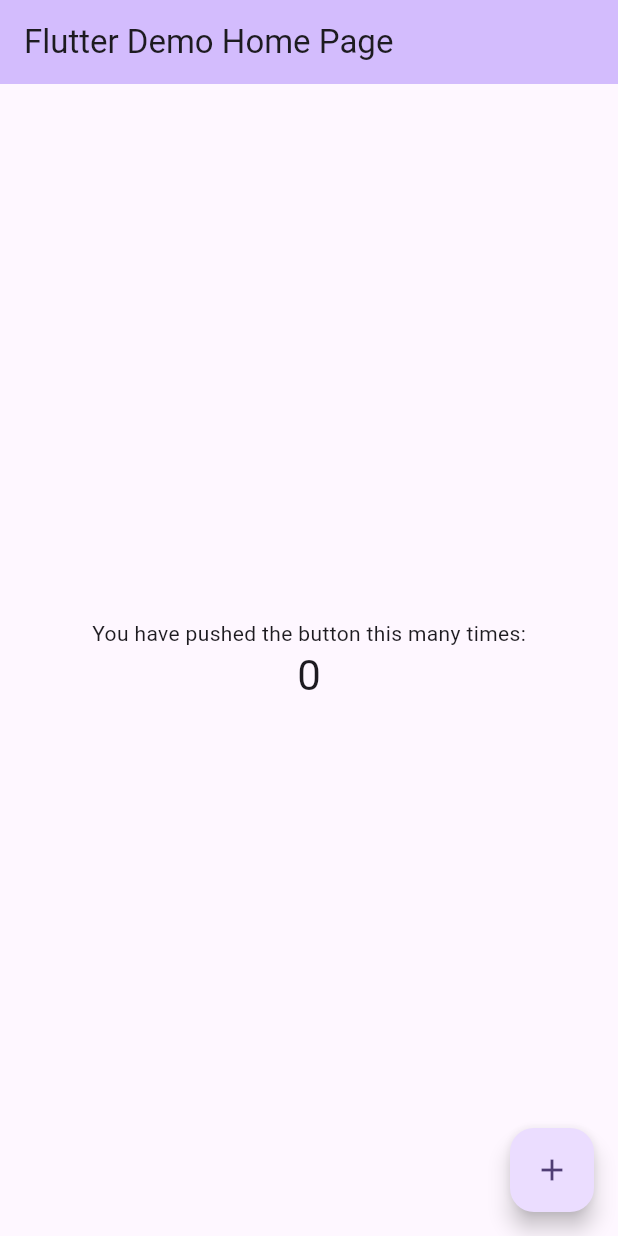
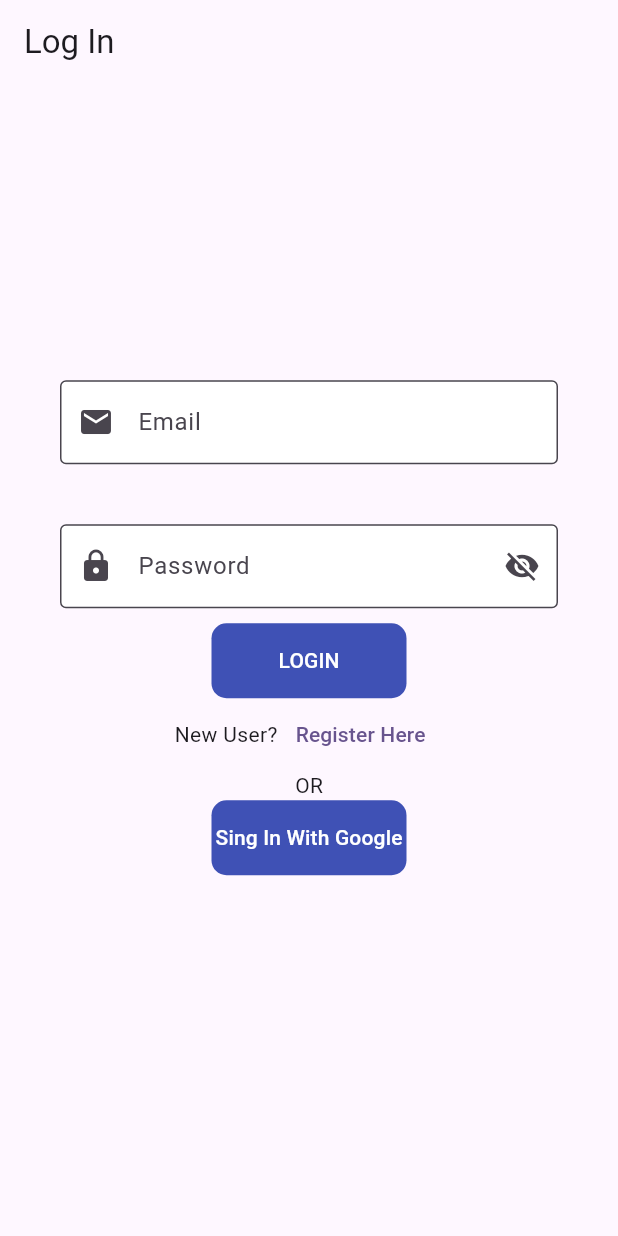
Before and after one commit to faisal-fardin/Eommerce_UserApp-Firebase, a Flutter app: the screen it shows after launch, on a phone screen of 412 x 824 dp. Run offline on Flutter 3.47's test engine with Material 2 defaults, Android fonts, the phone set to English and light mode, and no system bars; our stand-ins replace cloud_firestore, firebase_auth, firebase_core, firebase_storage, flutter_easyloading, freezed_annotation; accounts and stored records are empty.

Commit message:
address , auth , category, db and helper file has been added

```diff
--- /dev/null
+++ b/lib/auth/auth_service.dart
@@ -0,0 +1,29 @@
+
+import 'package:firebase_auth/firebase_auth.dart';
+
+class AuthService{
+
+  static final FirebaseAuth _auth = FirebaseAuth.instance;
+
+  static User? get currentUser => _auth.currentUser;
+
+  static Future<User> loginUser(String email , String password ) async {
+    final credential = await _auth.signInWithEmailAndPassword(email: email, password: password);
+    return credential.user!;
+  }
+
+
+  static Future<User> registerUser(String email , String password ) async {
+    final credential = await _auth.createUserWithEmailAndPassword(email: email, password: password);
+    return credential.user!;
+
+  }
+
+
+
+  static Future<void> logout() {
+   return _auth.signOut();
+  }
+
+
+}
--- /dev/null
+++ b/lib/db/db_helper.dart
@@ -0,0 +1,26 @@
+
+import 'package:cloud_firestore/cloud_firestore.dart';
+import 'package:ecom_user_app/models/app_user.dart';
+
+class DBbHelper{
+
+  static final FirebaseFirestore _db = FirebaseFirestore.instance;
+  static const String collectionCategory = 'category';
+  static const String collectionProduct = 'Product';
+  static const String collectionUsers = 'Users';
+
+  static Future<void> addUser(AppUser user){
+    return _db.collection(collectionUsers)
+        .doc(user.id)
+        .set(user.toJson());
+  }
+
+  static Stream<QuerySnapshot<Map<String, dynamic>>> getAllCategory() =>
+      _db.collection(collectionCategory)
+      .orderBy('name')
+      .snapshots();
+
+  static Stream<QuerySnapshot<Map<String, dynamic>>> getAllProduct() =>
+      _db.collection(collectionProduct).where('available', isEqualTo: true) .snapshots();
+
+}
--- a/lib/main.dart
+++ b/lib/main.dart
@@ -1,129 +1,41 @@
+import 'package:ecom_user_app/pages/launcher_screen.dart';
+import 'package:ecom_user_app/pages/logIn_screen.dart';
+import 'package:ecom_user_app/pages/product_list_page.dart';
+import 'package:ecom_user_app/providers/user_prodiver.dart';
 import 'package:flutter/material.dart';
 import 'package:firebase_core/firebase_core.dart';
-import 'firebase_options.dart';
+import 'package:flutter_easyloading/flutter_easyloading.dart';
+import 'package:provider/provider.dart';
 
 Future<void> main() async {
   WidgetsFlutterBinding.ensureInitialized();
   await Firebase.initializeApp();
-  runApp(const MyApp());
+  runApp(MultiProvider(
+      providers: [
+        ChangeNotifierProvider(create: (_) => UserProvider()),
+      ],
+      child: const MyApp()));
 }
 
 class MyApp extends StatelessWidget {
   const MyApp({super.key});
 
-  // This widget is the root of your application.
   @override
   Widget build(BuildContext context) {
     return MaterialApp(
       title: 'Flutter Demo',
       theme: ThemeData(
-        // This is the theme of your application.
-        //
-        // TRY THIS: Try running your application with "flutter run". You'll see
-        // the application has a blue toolbar. Then, without quitting the app,
-        // try changing the seedColor in the colorScheme below to Colors.green
-        // and then invoke "hot reload" (save your changes or press the "hot
-        // reload" button in a Flutter-supported IDE, or press "r" if you used
-        // the command line to start the app).
-        //
-        // Notice that the counter didn't reset back to zero; the application
-        // state is not lost during the reload. To reset the state, use hot
-        // restart instead.
-        //
-        // This works for code too, not just values: Most code changes can be
-        // tested with just a hot reload.
         colorScheme: ColorScheme.fromSeed(seedColor: Colors.deepPurple),
         useMaterial3: true,
       ),
-      home: const MyHomePage(title: 'Flutter Demo Home Page'),
+      builder: EasyLoading.init(),
+      initialRoute: LauncherScreen.routeName,
+      routes: {
+        LauncherScreen.routeName : (_) => const LauncherScreen(),
+        LogInScreen.routeName : (_) => const LogInScreen(),
+        ProductListPage.routeName : (_) => const ProductListPage(),
+
+      },
     );
   }
 }
-
-class MyHomePage extends StatefulWidget {
-  const MyHomePage({super.key, required this.title});
-
-  // This widget is the home page of your application. It is stateful, meaning
-  // that it has a State object (defined below) that contains fields that affect
-  // how it looks.
-
-  // This class is the configuration for the state. It holds the values (in this
-  // case the title) provided by the parent (in this case the App widget) and
-  // used by the build method of the State. Fields in a Widget subclass are
-  // always marked "final".
-
-  final String title;
-
-  @override
-  State<MyHomePage> createState() => _MyHomePageState();
-}
-
-class _MyHomePageState extends State<MyHomePage> {
-  int _counter = 0;
-
-  void _incrementCounter() {
-    setState(() {
-      // This call to setState tells the Flutter framework that something has
-      // changed in this State, which causes it to rerun the build method below
-      // so that the display can reflect the updated values. If we changed
-      // _counter without calling setState(), then the build method would not be
-      // called again, and so nothing would appear to happen.
-      _counter++;
-    });
-  }
-
-  @override
-  Widget build(BuildContext context) {
-    // This method is rerun every time setState is called, for instance as done
-    // by the _incrementCounter method above.
-    //
-    // The Flutter framework has been optimized to make rerunning build methods
-    // fast, so that you can just rebuild anything that needs updating rather
-    // than having to individually change instances of widgets.
-    return Scaffold(
-      appBar: AppBar(
-        // TRY THIS: Try changing the color here to a specific color (to
-        // Colors.amber, perhaps?) and trigger a hot reload to see the AppBar
-        // change color while the other colors stay the same.
-        backgroundColor: Theme.of(context).colorScheme.inversePrimary,
-        // Here we take the value from the MyHomePage object that was created by
-        // the App.build method, and use it to set our appbar title.
-        title: Text(widget.title),
-      ),
-      body: Center(
-        // Center is a layout widget. It takes a single child and positions it
-        // in the middle of the parent.
-        child: Column(
-          // Column is also a layout widget. It takes a list of children and
-          // arranges them vertically. By default, it sizes itself to fit its
-          // children horizontally, and tries to be as tall as its parent.
-          //
-          // Column has various properties to control how it sizes itself and
-          // how it positions its children. Here we use mainAxisAlignment to
-          // center the children vertically; the main axis here is the vertical
-          // axis because Columns are vertical (the cross axis would be
-          // horizontal).
-          //
-          // TRY THIS: Invoke "debug painting" (choose the "Toggle Debug Paint"
-          // action in the IDE, or press "p" in the console), to see the
-          // wireframe for each widget.
-          mainAxisAlignment: MainAxisAlignment.center,
-          children: <Widget>[
-            const Text(
-              'You have pushed the button this many times:',
-            ),
-            Text(
-              '$_counter',
-              style: Theme.of(context).textTheme.headlineMedium,
-            ),
-          ],
-        ),
-      ),
-      floatingActionButton: FloatingActionButton(
-        onPressed: _incrementCounter,
-        tooltip: 'Increment',
-        child: const Icon(Icons.add),
-      ), // This trailing comma makes auto-formatting nicer for build methods.
-    );
-  }
-}
--- /dev/null
+++ b/lib/models/app_user.dart
@@ -0,0 +1,27 @@
+
+import 'package:cloud_firestore/cloud_firestore.dart';
+import 'package:freezed_annotation/freezed_annotation.dart';
+import '../utlis/timestamp_converter.dart';
+import 'address_model.dart';
+part 'app_user.freezed.dart';
+part 'app_user.g.dart';
+
+
+@unfreezed
+class AppUser with _$AppUser {
+  @JsonSerializable(explicitToJson: true)
+  factory AppUser({
+    required String id,
+    required String email,
+    @TimeStampConverter() required Timestamp userCreationTime,
+    AddressModel? userAddress,
+    String? displayName,
+    String? phoneNumber,
+    String? photoUrl,
+
+ }) = _AppUser;
+
+  factory AppUser.fromJson(Map<String,dynamic> json) =>
+      _$AppUserFromJson(json);
+
+}
--- /dev/null
+++ b/lib/pages/logIn_screen.dart
@@ -0,0 +1,175 @@
+import 'package:ecom_user_app/auth/auth_service.dart';
+import 'package:ecom_user_app/pages/launcher_screen.dart';
+import 'package:ecom_user_app/providers/user_prodiver.dart';
+import 'package:firebase_auth/firebase_auth.dart';
+import 'package:flutter/material.dart';
+import 'package:flutter_easyloading/flutter_easyloading.dart';
+import 'package:provider/provider.dart';
+import '../style/style_file.dart';
+
+class LogInScreen extends StatefulWidget {
+  static String routeName = '/login';
+
+  const LogInScreen({super.key});
+
+  @override
+  State<LogInScreen> createState() => _LogInScreenState();
+}
+
+class _LogInScreenState extends State<LogInScreen> {
+  final _emailController = TextEditingController();
+  final _passController = TextEditingController();
+  final _formKey = GlobalKey<FormState>();
+  bool isVisible = true;
+  String errMSg = '';
+
+  @override
+  Widget build(BuildContext context) {
+    return Scaffold(
+      appBar: AppBar(
+        title: const Text('Log In'),
+      ),
+      body: Form(
+        key: _formKey,
+        child: Center(
+          child: Column(
+            mainAxisSize: MainAxisSize.min,
+            children: [
+              Padding(
+                padding:
+                    const EdgeInsets.symmetric(horizontal: 40.0, vertical: 10),
+                child: TextFormField(
+                  controller: _emailController,
+                  keyboardType: TextInputType.emailAddress,
+                  decoration: appInputStyle(
+                    'Email ',
+                    const Icon(Icons.email),
+                  ),
+                  validator: (value) {
+                    if (value == null || value.isEmpty) {
+                      return 'This field must not be empty';
+                    }
+                    return null;
+                  },
+                ),
+              ),
+              const SizedBox(
+                height: 20,
+              ),
+              Padding(
+                padding:
+                    const EdgeInsets.symmetric(horizontal: 40.0, vertical: 10),
+                child: TextFormField(
+                  obscureText: isVisible,
+                  controller: _passController,
+                  keyboardType: TextInputType.emailAddress,
+                  decoration: InputDecoration(
+                    fillColor: Colors.white,
+                    filled: true,
+                    border: const OutlineInputBorder(),
+                    focusedBorder: const OutlineInputBorder(
+                      borderSide: BorderSide(color: Colors.black),
+                    ),
+                    labelText: 'Password',
+                    prefixIcon: const Icon(Icons.lock),
+                    suffixIcon: IconButton(
+                      onPressed: () {
+                        setState(() {
+                          isVisible = !isVisible;
+                        });
+                      },
+                      icon: Icon(
+                          isVisible ? Icons.visibility_off : Icons.visibility),
+                    ),
+                  ),
+                  validator: (value) {
+                    if (value == null || value.isEmpty) {
+                      return 'This field must not be empty';
+                    }
+                    return null;
+                  },
+                ),
+              ),
+              SizedBox(
+                width: 130,
+                height: 50,
+                child: ElevatedButton(
+                  style: buttonStyle(),
+                  onPressed: (){
+                    _authenticate(true);
+                  },
+                  child: const Text(
+                    'LOGIN',
+                    style: TextStyle(color: Colors.white),
+                  ),
+                ),
+              ),
+               Row(
+                 mainAxisAlignment: MainAxisAlignment.center,
+                children: [
+                  const Text('New User?'),
+                  TextButton(
+                    onPressed: (){},
+                    child: const Text('Register Here'),
+                  ),
+                ],
+              ),
+              const Center(
+                child: Text('OR'),
+              ),
+              SizedBox(
+                width: 130,
+                height: 50,
+                child: ElevatedButton(
+                  style: buttonStyle(),
+                  onPressed: (){
+                    _authenticate(false);
+                  },
+                  child: const Text(
+                    'Sing In With Google',
+                    style: TextStyle(color: Colors.white),
+                  ),
+                ),
+              ),
+              Padding(
+                padding: const EdgeInsets.all(16.0),
+                child: Center(
+                  child: Text(
+                    errMSg,
+                    style: const TextStyle(color: Colors.red),
+                  ),
+                ),
+              ),
+            ],
+          ),
+        ),
+      ),
+    );
+  }
+
+  Future<void> _authenticate(bool isLogin) async {
+    if (_formKey.currentState!.validate()) {
+      final email = _emailController.text;
+      final password = _passController.text;
+      EasyLoading.show(status: 'Please Wait');
+      User user;
+      try{
+        if(isLogin){
+          user =  await AuthService.loginUser(email, password);
+        }else{
+          user =  await AuthService.registerUser(email, password);
+         await Provider.of<UserProvider>(context ,listen: false)
+          .addNewUser(user);
+        }
+        EasyLoading.dismiss();
+        Navigator.pushNamed(context, LauncherScreen.routeName);
+      } on FirebaseAuthException catch (error){
+        EasyLoading.dismiss();
+        setState(() {
+          errMSg = error.message!;
+        });
+      }
+
+    }
+  }
+}
--- /dev/null
+++ b/lib/providers/user_prodiver.dart
@@ -0,0 +1,16 @@
+import 'package:cloud_firestore/cloud_firestore.dart';
+import 'package:ecom_user_app/db/db_helper.dart';
+import 'package:ecom_user_app/models/app_user.dart';
+import 'package:firebase_auth/firebase_auth.dart';
+import 'package:flutter/foundation.dart';
+
+class UserProvider extends ChangeNotifier {
+  Future<void> addNewUser(User user) {
+    final appUser = AppUser(
+      id: user.uid,
+      email: user.email!,
+      userCreationTime: Timestamp.fromDate(user.metadata.creationTime!),
+    );
+    return DBbHelper.addUser(appUser);
+  }
+}
--- /dev/null
+++ b/lib/style/style_file.dart
@@ -0,0 +1,26 @@
+
+import 'package:flutter/material.dart';
+
+InputDecoration appInputStyle(label, Icon) {
+  return InputDecoration(
+      contentPadding: const EdgeInsets.symmetric(horizontal: 24, vertical: 16),
+      fillColor: Colors.white,
+      filled: true,
+      border: const OutlineInputBorder(),
+      labelText: label,
+      prefixIcon: Icon,
+      focusedBorder: const OutlineInputBorder(
+        borderSide: BorderSide(color: Colors.black),
+      ));
+}
+
+ButtonStyle buttonStyle() {
+  return ElevatedButton.styleFrom(
+    backgroundColor: Colors.indigo,
+    padding: const EdgeInsets.symmetric(vertical: 10),
+    shadowColor: const Color(0x00000004),
+    shape: const RoundedRectangleBorder(
+      borderRadius: BorderRadius.all(Radius.circular(10)),
+    ),
+    elevation: 4,
+  );}
--- /dev/null
+++ b/lib/utlis/constants.dart
@@ -0,0 +1,2 @@
+
+const String currencySymbol = '৳';
```
Also changed, not shown: lib/custom_widget/product_grid_item.dart (added, +35 -0 lines), lib/models/address_model.dart (added, +16 -0 lines), lib/models/category_models.dart (added, +27 -0 lines), lib/models/product_model.dart (added, +28 -0 lines), lib/pages/launcher_screen.dart (added, +37 -0 lines), lib/pages/product_list_page.dart (added, +44 -0 lines), lib/providers/product_provider.dart (added, +57 -0 lines), lib/utlis/timestamp_converter.dart (added, +16 -0 lines), lib/utlis/widget_funcation.dart (added, +46 -0 lines), lib/models/address_model.freezed.dart (added), lib/models/address_model.g.dart (added), lib/models/app_user.freezed.dart (added), lib/models/app_user.g.dart (added), lib/models/product_model.freezed.dart (added), 2 more files.
